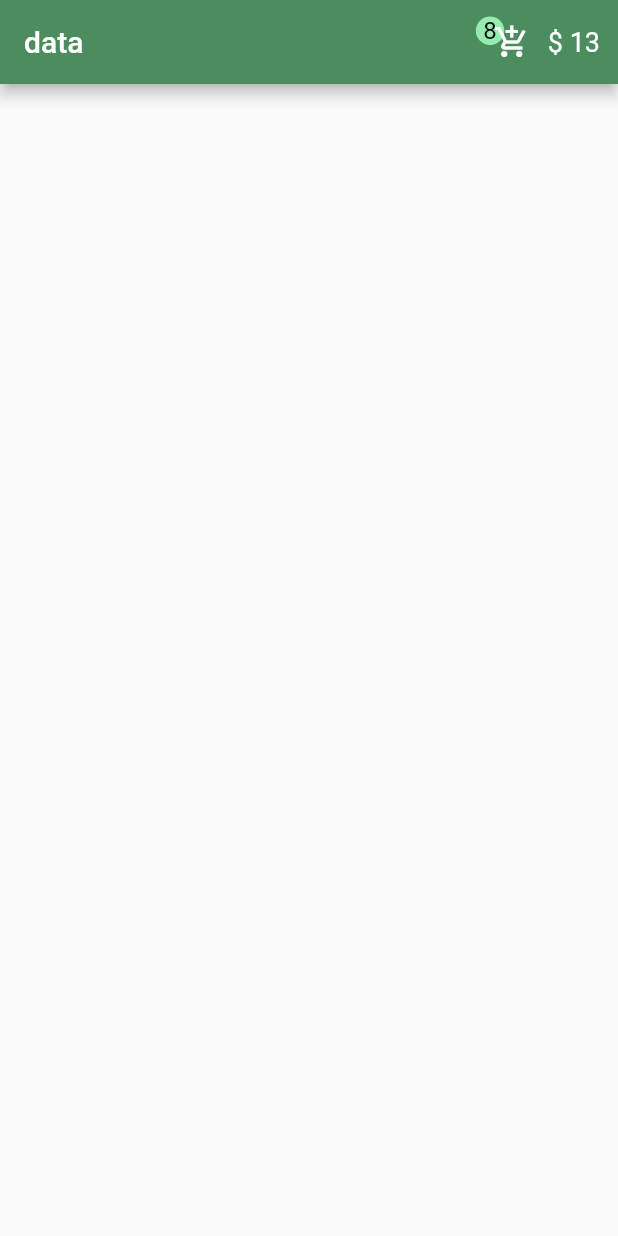
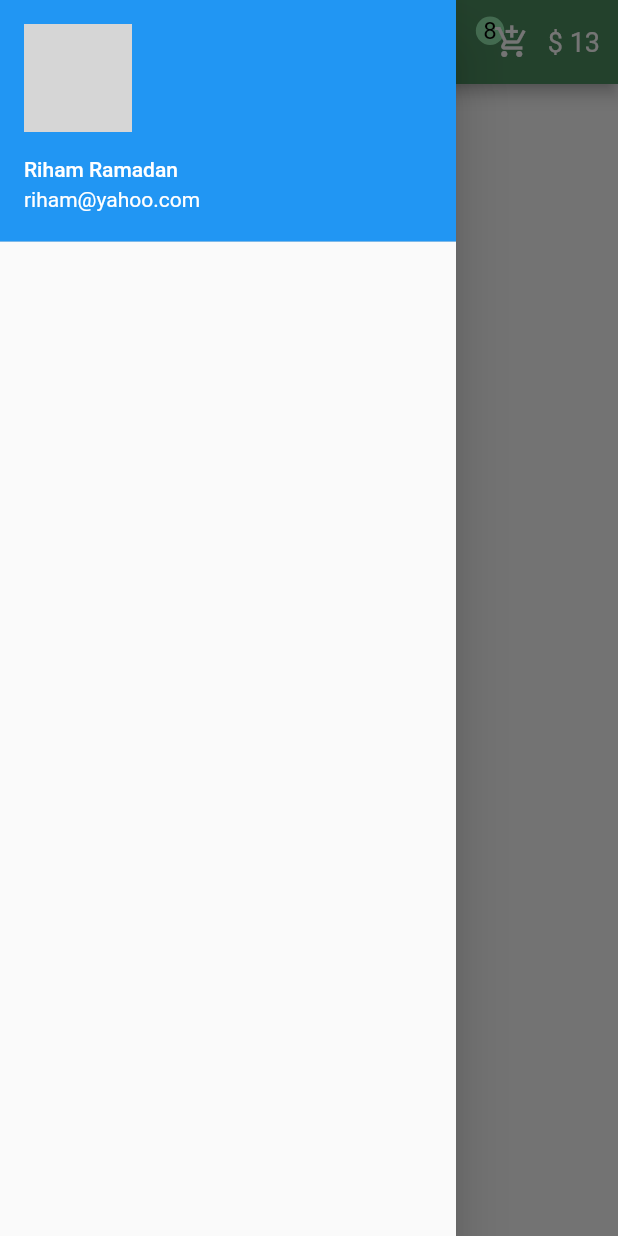
Before and after one commit to reham611/flower_app, a Flutter app: the screen it shows after launch, with the side drawer open (before the commit the screen has no drawer), on a phone screen of 412 x 824 dp. Run offline on Flutter 3.47's test engine with Material 2 defaults, Android fonts, the phone set to English and light mode, and no system bars; grey boxes are pictures that could not be loaded.

Commit message:
add photo and create

```diff
--- a/lib/pages/home.dart
+++ b/lib/pages/home.dart
@@ -9,6 +9,23 @@ class Home extends StatelessWidget {
   @override
   Widget build(BuildContext context) {
     return Scaffold(
+      drawer: Drawer(
+        child: Column(
+          // ignore: prefer_const_literals_to_create_immutables
+          children: [
+            UserAccountsDrawerHeader(
+              currentAccountPicture: CircleAvatar(
+                  radius: 55,
+                  backgroundImage: AssetImage("assets/imag/download.jpg")),
+              accountEmail: Text("riham@yahoo.com"),
+              accountName: Text("Riham Ramadan",
+                  style: TextStyle(
+                    color: Color.fromARGB(255, 255, 255, 255),
+                  )),
+            ),
+          ],
+        ),
+      ),
       appBar: AppBar(
         // ignore: prefer_const_literals_to_create_immutables
         actions: [
--- a/pubspec.yaml
+++ b/pubspec.yaml
@@ -59,9 +59,9 @@ flutter:
   uses-material-design: true
 
   # To add assets to your application, add an assets section, like this:
-  # assets:
-  #   - images/a_dot_burr.jpeg
-  #   - images/a_dot_ham.jpeg
+   assets:
+    - assets/imag/
+
 
   # An image asset can refer to one or more resolution-specific "variants", see
   # https://flutter.dev/assets-and-images/#resolution-aware
```
Also changed, not shown: assets/imag/OIP (1).jpg (added), assets/imag/download.jpg (added).
